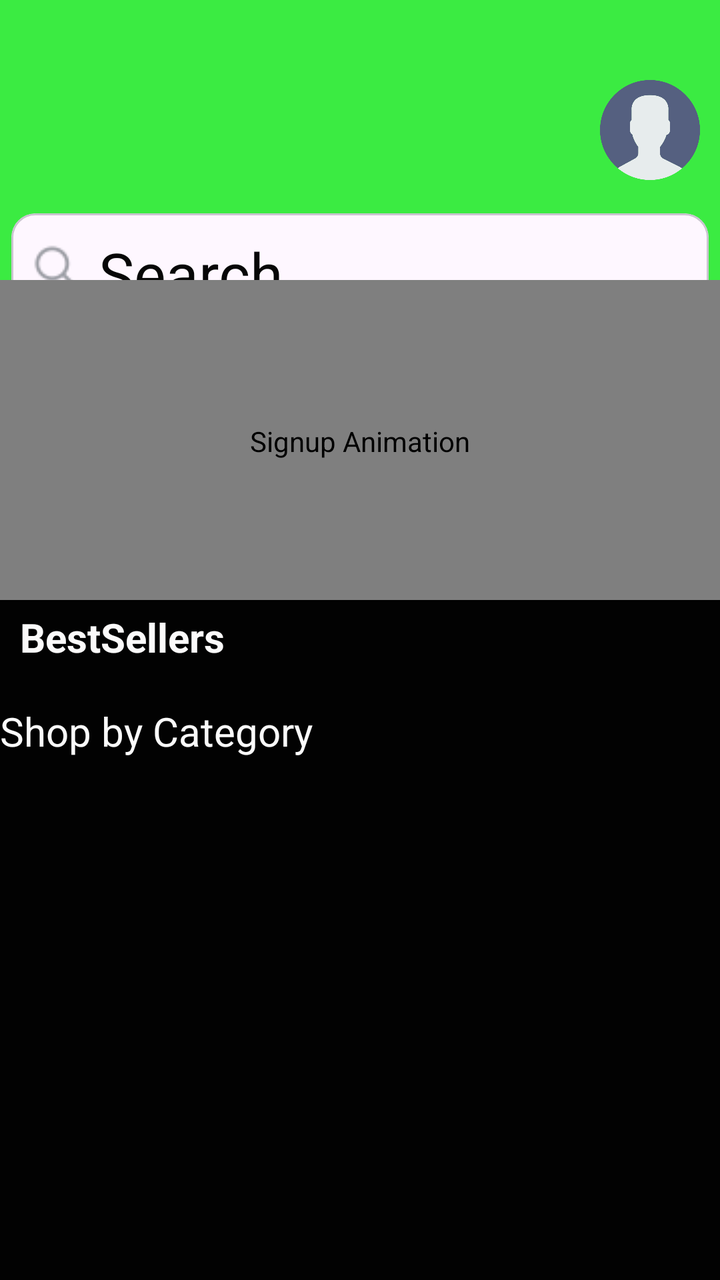
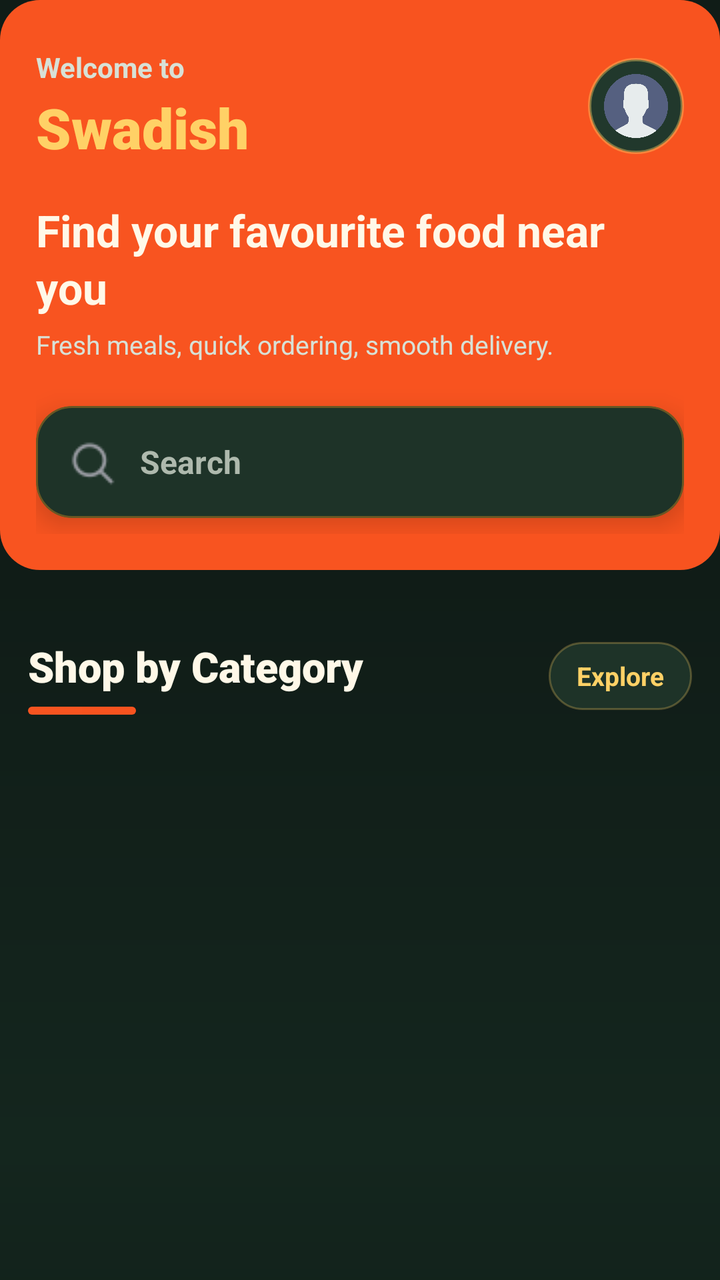

Screens rendered from an Android XML layout before and after an edit, with the pre-edit source and the edit as a unified diff.
<!-- AndroidManifest.xml: application theme Theme.Blinklit -->
<!-- res/layout/activity_home.xml -->
<?xml version="1.0" encoding="utf-8"?>
<androidx.coordinatorlayout.widget.CoordinatorLayout xmlns:android="http://schemas.android.com/apk/res/android"
    xmlns:tools="http://schemas.android.com/tools"
    xmlns:app="http://schemas.android.com/apk/res-auto"
    android:layout_width="match_parent"
    android:orientation="vertical"
    android:layout_height="match_parent"
    android:layout_marginTop="56dp"
    >

    <com.google.android.material.appbar.AppBarLayout
        android:id="@+id/appbar"
        android:layout_height="300dp"
        android:layout_width="match_parent"
        android:background="@drawable/home_background">

        <com.google.android.material.appbar.CollapsingToolbarLayout
            android:id="@+id/collapsing_toolbar_layout"
            android:layout_width="match_parent"
            android:layout_height="match_parent"
            app:contentScrim="@color/orange"
            app:layout_scrollFlags="scroll|exitUntilCollapsed">

            <androidx.appcompat.widget.Toolbar
                android:id="@+id/toolbar"
                android:layout_width="match_parent"
                android:layout_height="?attr/actionBarSize"
                app:layout_collapseMode="pin" />

            <LinearLayout
                android:layout_width="match_parent"
                android:layout_height="wrap_content"
                android:orientation="vertical"
                android:layout_marginTop="10dp"
                app:layout_collapseMode="none">

                <ImageView
                    android:layout_width="50dp"
                    android:layout_height="50dp"
                    android:layout_marginLeft="300dp"
                    android:layout_marginTop="30dp"

                    android:clickable="true"
                    android:id="@+id/ProfileHome"
                    android:src="@drawable/user"
                    app:layout_collapseMode="parallax" />

                <com.google.android.material.card.MaterialCardView
                    android:layout_width="match_parent"
                    android:layout_height="65dp"
                    android:layout_marginTop="10dp"
                    app:cardUseCompatPadding="true"
                    app:layout_collapseMode="parallax">

                    <TextView
                        android:id="@+id/search"
                        android:layout_width="match_parent"
                        android:layout_height="wrap_content"
                        android:layout_gravity="center"
                        android:drawableLeft="@drawable/search1"
                        android:drawablePadding="10dp"
                        android:padding="10dp"
                        android:text="@string/search"
                        android:textColor="#070707"
                        android:textSize="30sp" />
                </com.google.android.material.card.MaterialCardView>
            </LinearLayout>

            
            <com.airbnb.lottie.LottieAnimationView
                android:id="@+id/loadingFood4"
                android:layout_width="match_parent"
                android:layout_height="161dp"
                android:layout_marginTop="140dp"
                android:contentDescription="Signup Animation"
                android:visibility="visible"
                app:layout_constraintEnd_toEndOf="parent"
                app:layout_constraintHorizontal_bias="1.0"
                app:layout_constraintStart_toStartOf="parent"
                app:layout_collapseMode="parallax"
                app:layout_constraintTop_toTopOf="parent"
                app:lottie_autoPlay="true"
                app:lottie_loop="true"
                app:lottie_rawRes="@raw/homefood2" />
        </com.google.android.material.appbar.CollapsingToolbarLayout>
    </com.google.android.material.appbar.AppBarLayout>

    <androidx.core.widget.NestedScrollView
        android:layout_width="match_parent"
        android:layout_height="match_parent"
        app:layout_behavior="com.google.android.material.appbar.AppBarLayout$ScrollingViewBehavior"
        android:fillViewport="true">

        <LinearLayout
            android:layout_width="match_parent"
            android:layout_height="wrap_content"
            android:background="#020202"
            android:orientation="vertical">

            <LinearLayout
                android:layout_width="match_parent"
                android:layout_height="match_parent"
                android:orientation="vertical">

                <TextView
                    android:layout_width="match_parent"
                    android:layout_height="wrap_content"
                    android:layout_marginLeft="10dp"
                    android:layout_marginTop="5dp"
                    android:text="BestSellers"
                    android:textColor="#FBFAFA"
                    android:textSize="20sp"
                    android:textStyle="bold" />

                <androidx.recyclerview.widget.RecyclerView
                    android:id="@+id/HomeRecycler"
                    android:layout_width="match_parent"
                    android:layout_height="wrap_content"
                    android:layout_marginTop="10dp"
                    android:background="@color/black"
                    android:orientation="horizontal"
                    app:layoutManager="androidx.recyclerview.widget.StaggeredGridLayoutManager" />

                <TextView
                    android:id="@+id/textView10"
                    android:layout_width="match_parent"
                    android:layout_height="wrap_content"
                    android:layout_marginTop="10dp"
                    android:text="Shop by Category"
                    android:textColor="#FBFBFB"
                    android:textSize="20sp" />

                <androidx.recyclerview.widget.RecyclerView
                    android:id="@+id/HomeRecycler2"
                    android:layout_width="match_parent"
                    android:layout_height="wrap_content"
                    android:layout_gravity="center"
                    app:layoutManager="androidx.recyclerview.widget.GridLayoutManager"
                    app:spanCount="4" />


            </LinearLayout>

        </LinearLayout>

    </androidx.core.widget.NestedScrollView>


</androidx.coordinatorlayout.widget.CoordinatorLayout>
<!-- resources referenced by this layout -->
<resources>
  <color name="black">#FF000000</color>
  <color name="orange">#FD560D</color>
  <!-- drawable home_background (drawable) -->
  <?xml version="1.0" encoding="utf-8"?>
  <shape xmlns:android="http://schemas.android.com/apk/res/android">
  
      <solid android:color="#3BEB42"/>
      <corners android:bottomLeftRadius="39dp"
          android:bottomRightRadius="39dp"/>
  </shape>
  <!-- drawable search1: png bitmap (drawable, 869 bytes) -->
  <!-- drawable user: png bitmap (drawable, 19456 bytes) -->
  <string name="search">Search</string>
  <style name="Theme.Blinklit" parent="Base.Theme.Blinklit" />
  <style name="Base.Theme.Blinklit" parent="Theme.Material3.DayNight.NoActionBar">
          
          
      </style>
</resources>

<!-- the commit's change to res/layout/activity_home.xml (unified diff, before → after) -->
@@ -1,149 +1,231 @@
 <?xml version="1.0" encoding="utf-8"?>
-<androidx.coordinatorlayout.widget.CoordinatorLayout xmlns:android="http://schemas.android.com/apk/res/android"
+<androidx.coordinatorlayout.widget.CoordinatorLayout
+    xmlns:android="http://schemas.android.com/apk/res/android"
+    xmlns:app="http://schemas.android.com/apk/res-auto"
     xmlns:tools="http://schemas.android.com/tools"
-    xmlns:app="http://schemas.android.com/apk/res-auto"
+    android:id="@+id/mainHome"
     android:layout_width="match_parent"
-    android:orientation="vertical"
     android:layout_height="match_parent"
-    android:layout_marginTop="56dp"
-    >
-
+    android:background="@color/user_dark_bg">
+
+    
     <com.google.android.material.appbar.AppBarLayout
         android:id="@+id/appbar"
-        android:layout_height="300dp"
         android:layout_width="match_parent"
-        android:background="@drawable/home_background">
+        android:layout_height="285dp"
+        android:background="@drawable/bg_user_title_line"
+        android:elevation="10dp">
 
         <com.google.android.material.appbar.CollapsingToolbarLayout
             android:id="@+id/collapsing_toolbar_layout"
             android:layout_width="match_parent"
             android:layout_height="match_parent"
-            app:contentScrim="@color/orange"
+            app:contentScrim="@color/user_dark_bg"
             app:layout_scrollFlags="scroll|exitUntilCollapsed">
 
             <androidx.appcompat.widget.Toolbar
                 android:id="@+id/toolbar"
                 android:layout_width="match_parent"
                 android:layout_height="?attr/actionBarSize"
+                android:background="@android:color/transparent"
                 app:layout_collapseMode="pin" />
 
             <LinearLayout
-                android:layout_width="match_parent"
-                android:layout_height="wrap_content"
+                android:id="@+id/headerContent"
+                android:layout_width="match_parent"
+                android:layout_height="match_parent"
                 android:orientation="vertical"
-                android:layout_marginTop="10dp"
-                app:layout_collapseMode="none">
-
-                <ImageView
-                    android:layout_width="50dp"
-                    android:layout_height="50dp"
-                    android:layout_marginLeft="300dp"
-                    android:layout_marginTop="30dp"
-
-                    android:clickable="true"
-                    android:id="@+id/ProfileHome"
-                    android:src="@drawable/user"
-                    app:layout_collapseMode="parallax" />
-
+                android:paddingStart="18dp"
+                android:paddingEnd="18dp"
+                android:paddingTop="24dp"
+                android:paddingBottom="18dp"
+                app:layout_collapseMode="parallax">
+
+                
+                <LinearLayout
+                    android:id="@+id/topHomeRow"
+                    android:layout_width="match_parent"
+                    android:layout_height="wrap_content"
+                    android:gravity="center_vertical"
+                    android:orientation="horizontal">
+
+                    <LinearLayout
+                        android:layout_width="0dp"
+                        android:layout_height="wrap_content"
+                        android:layout_weight="1"
+                        android:orientation="vertical">
+
+                        <TextView
+                            android:id="@+id/welcomeText"
+                            android:layout_width="match_parent"
+                            android:layout_height="wrap_content"
+                            android:text="Welcome to"
+                            android:textColor="@color/user_text_soft"
+                            android:textSize="14sp"
+                            android:textStyle="bold" />
+
+                        <TextView
+                            android:id="@+id/appNameText"
+                            android:layout_width="match_parent"
+                            android:layout_height="wrap_content"
+                            android:layout_marginTop="2dp"
+                            android:fontFamily="sans-serif-black"
+                            android:text="Swadish"
+                            android:textColor="@color/user_yellow"
+                            android:textSize="28sp"
+                            android:textStyle="bold" />
+
+                    </LinearLayout>
+
+                    <ImageView
+                        android:id="@+id/ProfileHome"
+                        android:layout_width="48dp"
+                        android:layout_height="48dp"
+                        android:background="@drawable/bg_user_profile_circle"
+                        android:clickable="true"
+                        android:contentDescription="Profile"
+                        android:focusable="true"
+                        android:padding="8dp"
+                        android:src="@drawable/user" />
+
+                </LinearLayout>
+
+                <TextView
+                    android:id="@+id/taglineText"
+                    android:layout_width="match_parent"
+                    android:layout_height="wrap_content"
+                    android:layout_marginTop="18dp"
+                    android:lineSpacingExtra="3dp"
+                    android:text="Find your favourite food near you"
+                    android:textColor="@color/user_text_white"
+                    android:textSize="22sp"
+                    android:textStyle="bold" />
+
+                <TextView
+                    android:id="@+id/subTaglineText"
+                    android:layout_width="match_parent"
+                    android:layout_height="wrap_content"
+                    android:layout_marginTop="5dp"
+                    android:text="Fresh meals, quick ordering, smooth delivery."
+                    android:textColor="@color/user_text_soft"
+                    android:textSize="13sp" />
+
+                
                 <com.google.android.material.card.MaterialCardView
-                    android:layout_width="match_parent"
-                    android:layout_height="65dp"
-                    android:layout_marginTop="10dp"
-                    app:cardUseCompatPadding="true"
-                    app:layout_collapseMode="parallax">
+                    android:id="@+id/searchCard"
+                    android:layout_width="match_parent"
+                    android:layout_height="56dp"
+                    android:layout_marginTop="22dp"
+                    app:cardBackgroundColor="@color/user_search_bg"
+                    app:cardCornerRadius="18dp"
+                    app:cardElevation="8dp"
+                    app:strokeColor="@color/user_stroke_orange"
+                    app:strokeWidth="1dp">
 
                     <TextView
                         android:id="@+id/search"
                         android:layout_width="match_parent"
-                        android:layout_height="wrap_content"
-                        android:layout_gravity="center"
-                        android:drawableLeft="@drawable/search1"
-                        android:drawablePadding="10dp"
-                        android:padding="10dp"
+                        android:layout_height="match_parent"
+                        android:drawableStart="@drawable/search1"
+                        android:drawablePadding="12dp"
+                        android:gravity="center_vertical"
+                        android:paddingStart="16dp"
+                        android:paddingEnd="16dp"
                         android:text="@string/search"
-                        android:textColor="#070707"
-                        android:textSize="30sp" />
+                        android:textColor="@color/user_text_hint"
+                        android:textSize="16sp"
+                        android:textStyle="bold" />
+
                 </com.google.android.material.card.MaterialCardView>
+
             </LinearLayout>
 
-            
-            <com.airbnb.lottie.LottieAnimationView
-                android:id="@+id/loadingFood4"
-                android:layout_width="match_parent"
-                android:layout_height="161dp"
-                android:layout_marginTop="140dp"
-                android:contentDescription="Signup Animation"
-                android:visibility="visible"
-                app:layout_constraintEnd_toEndOf="parent"
-                app:layout_constraintHorizontal_bias="1.0"
-                app:layout_constraintStart_toStartOf="parent"
-                app:layout_collapseMode="parallax"
-                app:layout_constraintTop_toTopOf="parent"
-                app:lottie_autoPlay="true"
-                app:lottie_loop="true"
-                app:lottie_rawRes="@raw/homefood2" />
         </com.google.android.material.appbar.CollapsingToolbarLayout>
+
     </com.google.android.material.appbar.AppBarLayout>
 
+    
     <androidx.core.widget.NestedScrollView
+        android:id="@+id/homeScroll"
         android:layout_width="match_parent"
         android:layout_height="match_parent"
-        app:layout_behavior="com.google.android.material.appbar.AppBarLayout$ScrollingViewBehavior"
-        android:fillViewport="true">
+        android:background="@drawable/home_user_body_bg"
+        android:fillViewport="true"
+        app:layout_behavior="com.google.android.material.appbar.AppBarLayout$ScrollingViewBehavior">
 
         <LinearLayout
+            android:id="@+id/homeContent"
             android:layout_width="match_parent"
             android:layout_height="wrap_content"
-            android:background="#020202"
-            android:orientation="vertical">
-
+            android:orientation="vertical"
+            android:paddingStart="14dp"
+            android:paddingEnd="14dp"
+            android:paddingTop="16dp"
+            android:paddingBottom="20dp">
+
+            
             <LinearLayout
-                android:layout_width="match_parent"
-                android:layout_height="match_parent"
-                android:orientation="vertical">
+                android:id="@+id/categoryHeader"
+                android:layout_width="match_parent"
+                android:layout_height="wrap_content"
+                android:layout_marginTop="18dp"
+                android:gravity="center_vertical"
+                android:orientation="horizontal">
+
+                <LinearLayout
+                    android:layout_width="0dp"
+                    android:layout_height="wrap_content"
+                    android:layout_weight="1"
+                    android:orientation="vertical">
+
+                    <TextView
+                        android:id="@+id/textView10"
+                        android:layout_width="match_parent"
+                        android:layout_height="wrap_content"
+                        android:fontFamily="sans-serif-black"
+                        android:text="Shop by Category"
+                        android:textColor="@color/user_text_white"
+                        android:textSize="21sp"
+                        android:textStyle="bold" />
+
+                    <View
+                        android:layout_width="54dp"
+                        android:layout_height="4dp"
+                        android:layout_marginTop="6dp"
+                        android:background="@drawable/bg_user_title_line" />
+
+                </LinearLayout>
 
                 <TextView
-                    android:layout_width="match_parent"
-                    android:layout_height="wrap_content"
-                    android:layout_marginLeft="10dp"
-                    android:layout_marginTop="5dp"
-                    android:text="BestSellers"
-                    android:textColor="#FBFAFA"
-                    android:textSize="20sp"
+                    android:id="@+id/categoryHint"
+                    android:layout_width="wrap_content"
+                    android:layout_height="34dp"
+                    android:background="@drawable/bg_user_explore_chip"
+                    android:gravity="center"
+                    android:paddingStart="14dp"
+                    android:paddingEnd="14dp"
+                    android:text="Explore"
+                    android:textColor="@color/user_yellow"
+                    android:textSize="13sp"
                     android:textStyle="bold" />
 
-                <androidx.recyclerview.widget.RecyclerView
-                    android:id="@+id/HomeRecycler"
-                    android:layout_width="match_parent"
-                    android:layout_height="wrap_content"
-                    android:layout_marginTop="10dp"
-                    android:background="@color/black"
-                    android:orientation="horizontal"
-                    app:layoutManager="androidx.recyclerview.widget.StaggeredGridLayoutManager" />
-
-                <TextView
-                    android:id="@+id/textView10"
-                    android:layout_width="match_parent"
-                    android:layout_height="wrap_content"
-                    android:layout_marginTop="10dp"
-                    android:text="Shop by Category"
-                    android:textColor="#FBFBFB"
-                    android:textSize="20sp" />
-
-                <androidx.recyclerview.widget.RecyclerView
-                    android:id="@+id/HomeRecycler2"
-                    android:layout_width="match_parent"
-                    android:layout_height="wrap_content"
-                    android:layout_gravity="center"
-                    app:layoutManager="androidx.recyclerview.widget.GridLayoutManager"
-                    app:spanCount="4" />
-
-
             </LinearLayout>
 
+            <androidx.recyclerview.widget.RecyclerView
+                android:id="@+id/HomeRecycler2"
+                android:layout_width="match_parent"
+                android:layout_height="wrap_content"
+                android:layout_marginTop="14dp"
+                android:clipToPadding="false"
+                android:nestedScrollingEnabled="false"
+                android:overScrollMode="never"
+                android:paddingBottom="10dp"
+                app:layoutManager="androidx.recyclerview.widget.GridLayoutManager"
+                app:spanCount="4"
+                tools:itemCount="8" />
+
         </LinearLayout>
 
     </androidx.core.widget.NestedScrollView>
 
-
 </androidx.coordinatorlayout.widget.CoordinatorLayout>
<!-- resource entries referenced after the edit -->
@@ -1,14 +1,59 @@
 <!-- resources referenced by this layout -->
 <resources>
-  <color name="black">#FF000000</color>
-  <color name="orange">#FD560D</color>
-  <!-- drawable home_background (drawable) -->
+  <color name="user_dark_bg">#101C17</color>
+  <color name="user_search_bg">#1E3328</color>
+  <color name="user_stroke_orange">#55FF9F1C</color>
+  <color name="user_text_hint">#AEB9AD</color>
+  <color name="user_text_soft">#D8E1D6</color>
+  <color name="user_text_white">#FFF8E8</color>
+  <color name="user_yellow">#FFD166</color>
+  <!-- drawable bg_user_explore_chip (drawable) -->
   <?xml version="1.0" encoding="utf-8"?>
   <shape xmlns:android="http://schemas.android.com/apk/res/android">
   
-      <solid android:color="#3BEB42"/>
-      <corners android:bottomLeftRadius="39dp"
-          android:bottomRightRadius="39dp"/>
+      <solid android:color="#1E3328" />
+  
+      <corners android:radius="50dp" />
+  
+      <stroke
+          android:width="1dp"
+          android:color="#44FFD166" />
+  
+  </shape>
+  <!-- drawable bg_user_profile_circle (drawable) -->
+  <?xml version="1.0" encoding="utf-8"?>
+  <shape xmlns:android="http://schemas.android.com/apk/res/android"
+      android:shape="oval">
+  
+      <solid android:color="#21382C" />
+  
+      <stroke
+          android:width="1.5dp"
+          android:color="#66FFD166" />
+  
+  </shape>
+  <!-- drawable bg_user_title_line (drawable) -->
+  <?xml version="1.0" encoding="utf-8"?>
+  <shape xmlns:android="http://schemas.android.com/apk/res/android">
+  
+      <gradient
+          android:startColor="#F85420"
+          android:endColor="#F8531F"
+          android:angle="0" />
+  
+      <corners android:radius="20dp" />
+  
+  </shape>
+  <!-- drawable home_user_body_bg (drawable) -->
+  <?xml version="1.0" encoding="utf-8"?>
+  <shape xmlns:android="http://schemas.android.com/apk/res/android">
+  
+      <gradient
+          android:startColor="#101C17"
+          android:centerColor="#14261E"
+          android:endColor="#0D1713"
+          android:angle="270" />
+  
   </shape>
   <!-- drawable search1: png bitmap (drawable, 869 bytes) -->
   <!-- drawable user: png bitmap (drawable, 19456 bytes) -->
